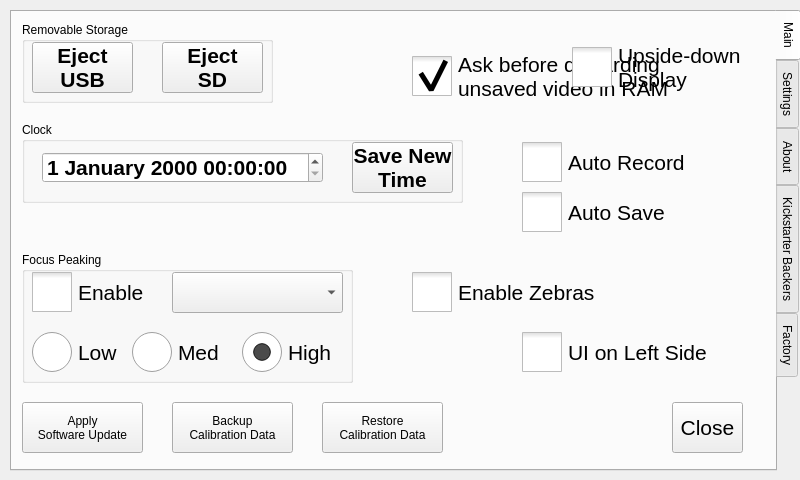
Qt form src/utilwindow.ui (krontech/chronos-cam-app) before a commit.
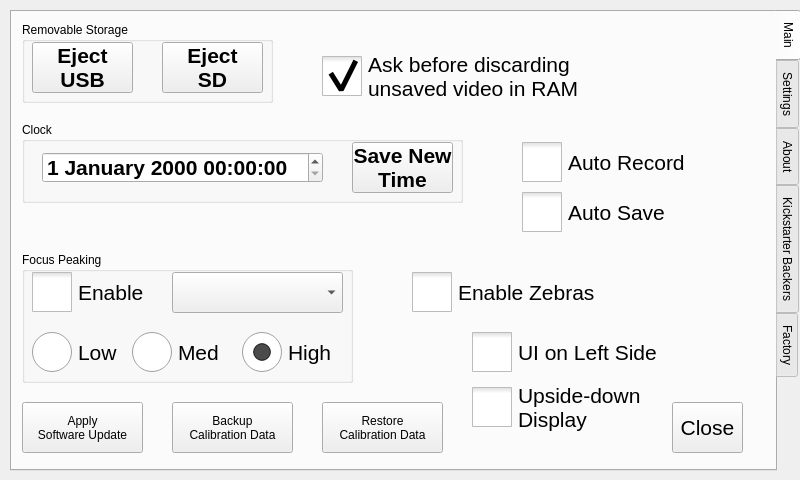
The same form after that commit. Custom widgets are drawn as their Qt base class.

Commit message: Moved util window buttons around to prevent overlap and organize it a bit better

```diff
--- a/src/utilwindow.ui
+++ b/src/utilwindow.ui
@@ -426,7 +426,7 @@
     <widget class="QCheckBox" name="chkUnsavedVidWarning">
      <property name="geometry">
       <rect>
-       <x>400</x>
+       <x>310</x>
        <y>40</y>
        <width>256</width>
        <height>49</height>
@@ -456,7 +456,7 @@
     <widget class="QCheckBox" name="chkUiOnLeft">
      <property name="geometry">
       <rect>
-       <x>510</x>
+       <x>460</x>
        <y>320</y>
        <width>201</width>
        <height>41</height>
@@ -485,8 +485,8 @@
     <widget class="QCheckBox" name="chkUpsideDownDisplay">
      <property name="geometry">
       <rect>
-       <x>560</x>
-       <y>30</y>
+       <x>460</x>
+       <y>370</y>
        <width>171</width>
        <height>51</height>
       </rect>
```
Left out of the diff: 6 changed lines with no effect on the pictures.
